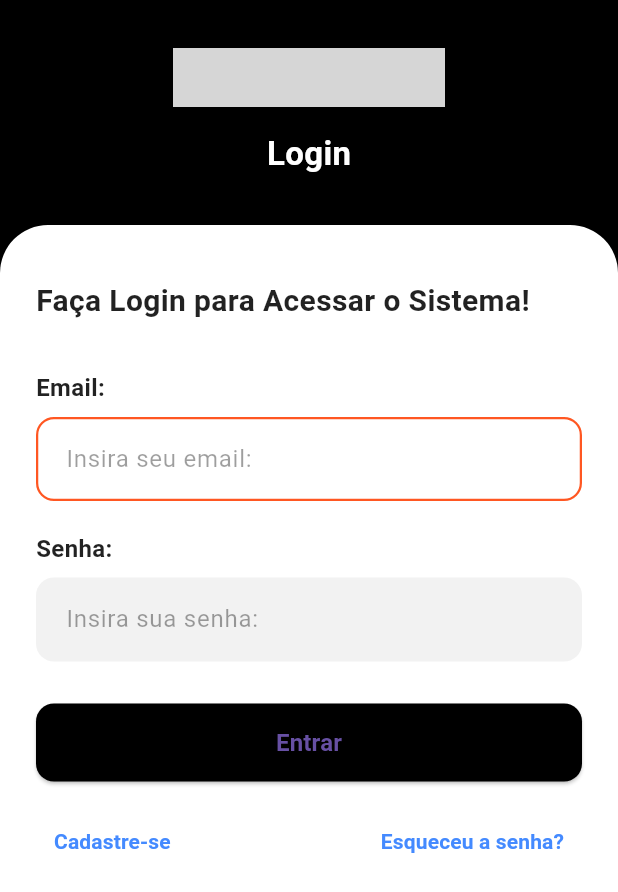
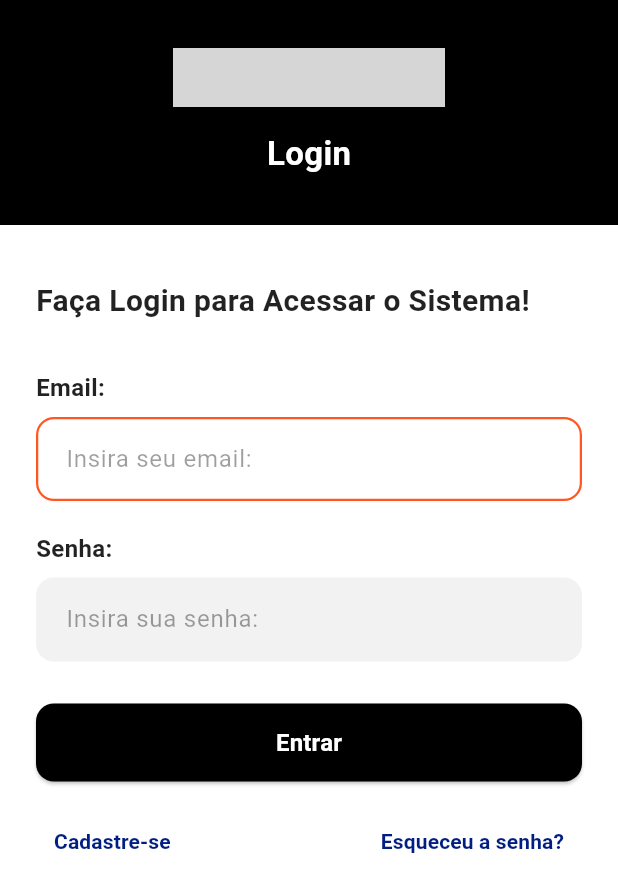
Before and after one commit to ThiagoMasseto/telaloginsenai_flutter, a Flutter app: the screen it shows after launch, on a phone screen of 412 x 824 dp. Shown: the top 892 px of the screen. Run offline on Flutter 3.47's test engine with Material 3 defaults, Android fonts, the light colour scheme and no system bars; our stand-ins replace device_preview; grey boxes are pictures that could not be loaded.

Commit message:
Update text color for login button and password recovery prompt on LoginPage

```diff
--- a/lib/ui/login_page.dart
+++ b/lib/ui/login_page.dart
@@ -38,12 +38,7 @@ class LoginPage extends StatelessWidget {
             Expanded(
               child: Container(
                 width: double.infinity,
-                decoration: const BoxDecoration(
-                  color: Colors.white,
-                  borderRadius: BorderRadius.vertical(
-                    top: Radius.circular(32),
-                  ),
-                ),
+                color: Colors.white,
                 padding: const EdgeInsets.symmetric(horizontal: 24, vertical: 28),
                 child: SingleChildScrollView(
                   child: Column(
@@ -145,6 +140,7 @@ class LoginPage extends StatelessWidget {
                           child: const Text(
                             'Entrar',
                             style: TextStyle(
+                              color: Colors.white,
                               fontSize: 16,
                               fontWeight: FontWeight.w600,
                             ),
@@ -160,7 +156,7 @@ class LoginPage extends StatelessWidget {
                             child: const Text(
                               'Cadastre-se',
                               style: TextStyle(
-                                color: Colors.blueAccent,
+                                color: Color(0xFF011E83),
                                 fontWeight: FontWeight.w600,
                               ),
                             ),
@@ -170,7 +166,7 @@ class LoginPage extends StatelessWidget {
                             child: const Text(
                               'Esqueceu a senha?',
                               style: TextStyle(
-                                color: Colors.blueAccent,
+                                color: Color(0xFF011E83),
                                 fontWeight: FontWeight.w600,
                               ),
                             ),
```
